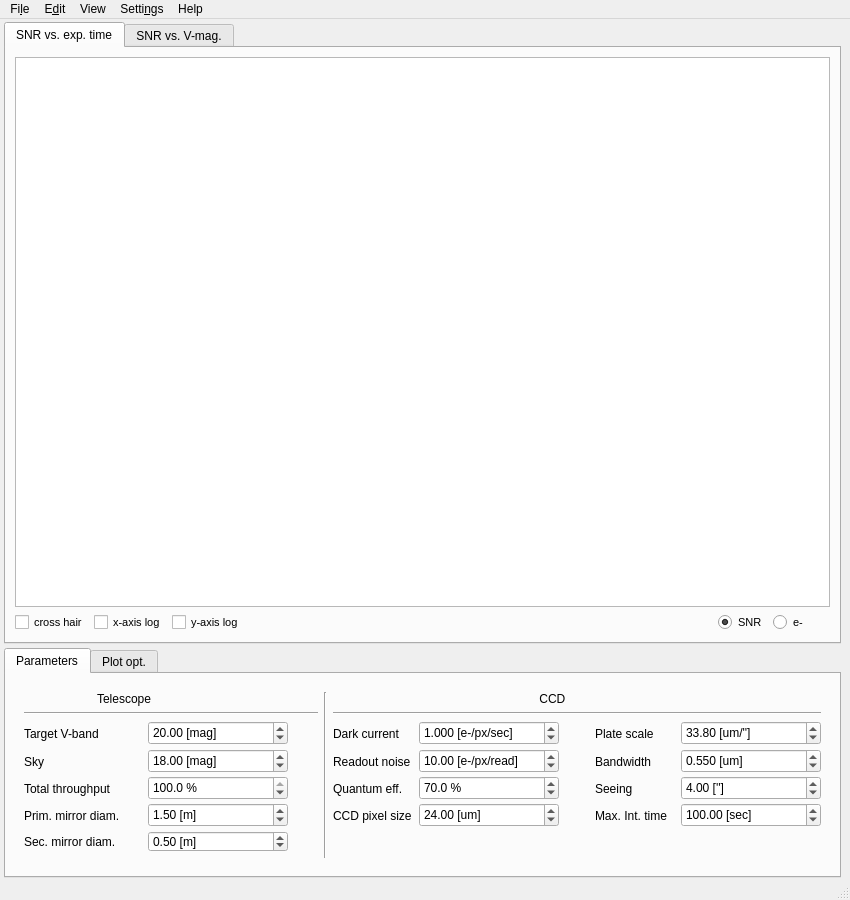
The window that DetExCal/lib/UI/DetExCal.ui (3fon3fonov/DetExCal) describes before a commit, drawn with Qt 5.
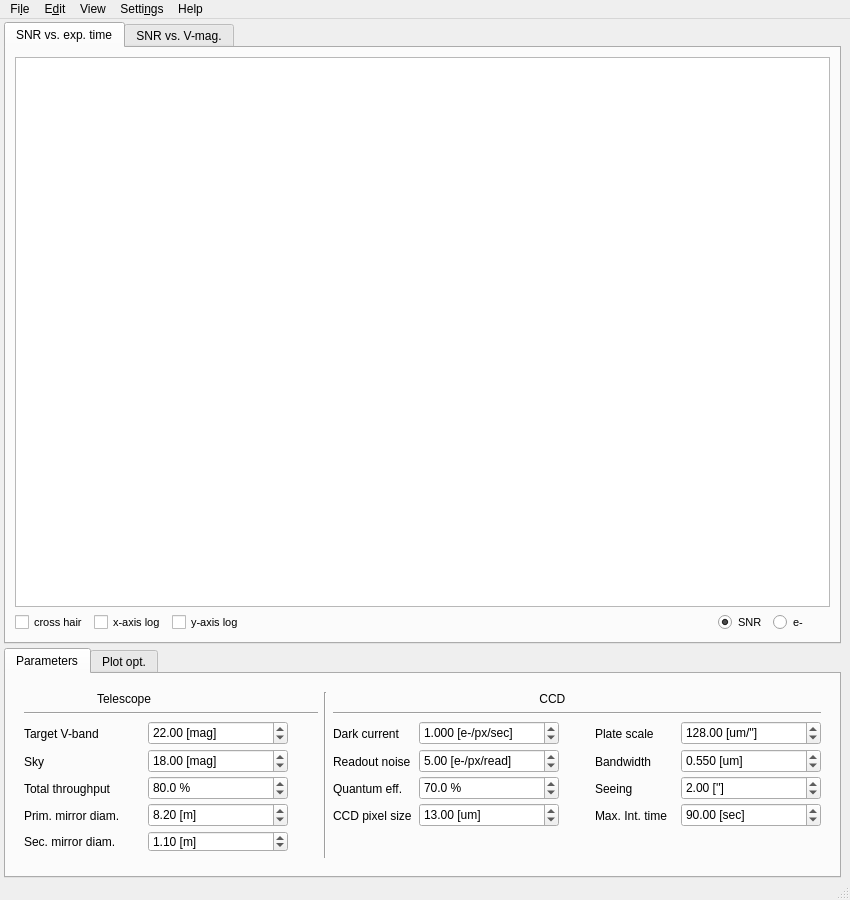
The same window after the commit. Custom widgets are drawn as their Qt base class.

What changed in the file:
```diff
--- a/DetExCal/lib/UI/DetExCal.ui
+++ b/DetExCal/lib/UI/DetExCal.ui
@@ -531,7 +531,7 @@
                     <double>30.000000000000000</double>
                    </property>
                    <property name="value">
-                    <double>100.000000000000000</double>
+                    <double>90.000000000000000</double>
                    </property>
                   </widget>
                  </item>
@@ -634,7 +634,7 @@
                     <double>0.100000000000000</double>
                    </property>
                    <property name="value">
-                    <double>1.500000000000000</double>
+                    <double>8.199999999999999</double>
                    </property>
                   </widget>
                  </item>
@@ -823,7 +823,7 @@
                     <string> [mag]</string>
                    </property>
                    <property name="value">
-                    <double>20.000000000000000</double>
+                    <double>22.000000000000000</double>
                    </property>
                   </widget>
                  </item>
@@ -906,7 +906,7 @@
                     <double>0.100000000000000</double>
                    </property>
                    <property name="value">
-                    <double>33.799999999999997</double>
+                    <double>128.000000000000000</double>
                    </property>
                   </widget>
                  </item>
@@ -928,7 +928,7 @@
                     <double>0.100000000000000</double>
                    </property>
                    <property name="value">
-                    <double>4.000000000000000</double>
+                    <double>2.000000000000000</double>
                    </property>
                   </widget>
                  </item>
@@ -953,7 +953,7 @@
                     <double>100.000000000000000</double>
                    </property>
                    <property name="value">
-                    <double>100.000000000000000</double>
+                    <double>80.000000000000000</double>
                    </property>
                   </widget>
                  </item>
@@ -1016,7 +1016,7 @@
                     <double>1.000000000000000</double>
                    </property>
                    <property name="value">
-                    <double>24.000000000000000</double>
+                    <double>13.000000000000000</double>
                    </property>
                   </widget>
                  </item>
@@ -1101,7 +1101,7 @@
                     <string> [e-/px/read]</string>
                    </property>
                    <property name="value">
-                    <double>10.000000000000000</double>
+                    <double>5.000000000000000</double>
                    </property>
                   </widget>
                  </item>
@@ -1117,7 +1117,7 @@
                     <double>0.100000000000000</double>
                    </property>
                    <property name="value">
-                    <double>0.500000000000000</double>
+                    <double>1.100000000000000</double>
                    </property>
                   </widget>
                  </item>
```
Left out of the diff: 6 changed lines with no effect on the pictures.
